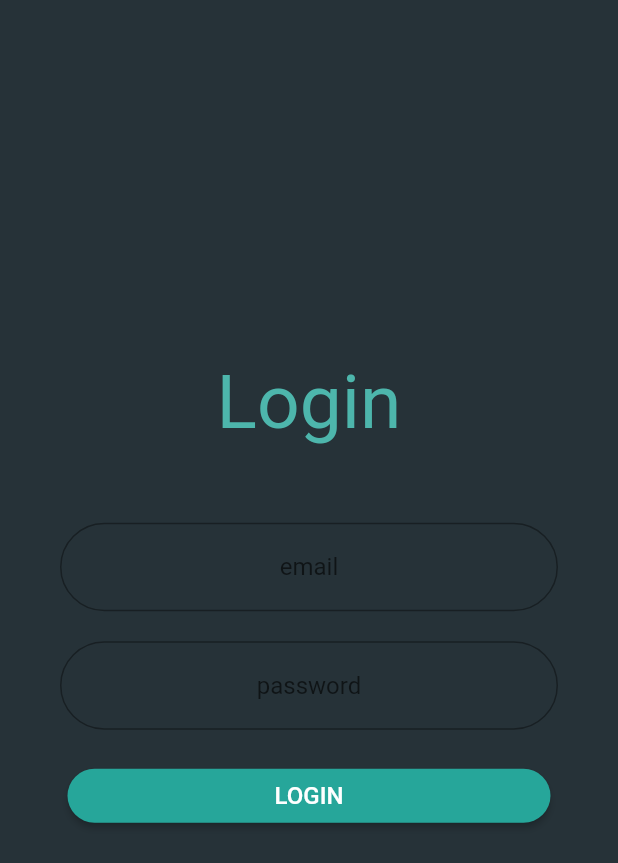
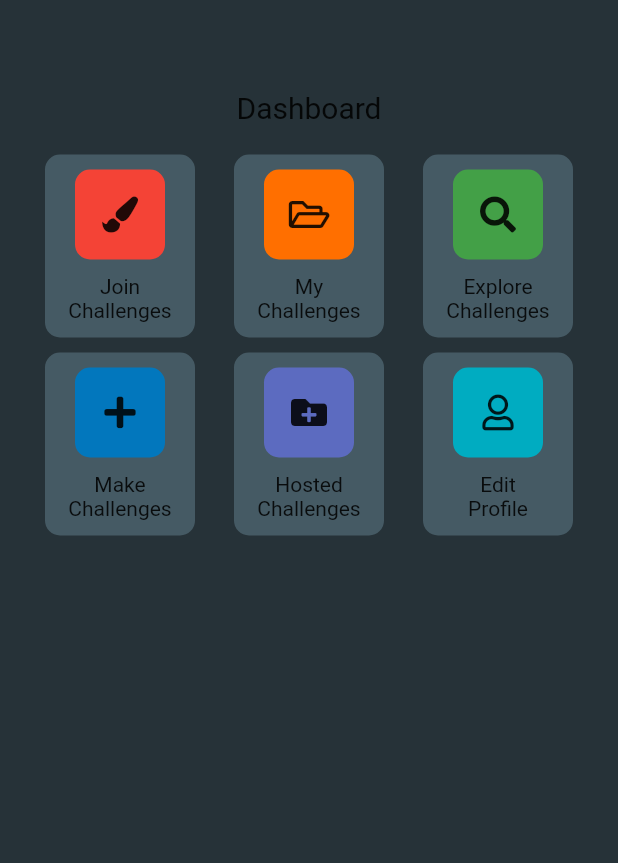
Before and after one commit to chrnicle7/flutter-art_comp, a Flutter app: the screen it shows after launch, on a phone screen of 412 x 824 dp. Shown: the top 863 px of the screen. Run offline on Flutter 3.47's test engine with Material 2 defaults, Android fonts, the phone set to English and light mode, and no system bars; our stand-ins replace font_awesome_flutter.

Commit message:
update 50% dashboard

```diff
--- /dev/null
+++ b/lib/dashboard_page.dart
@@ -0,0 +1,204 @@
+import 'package:flutter/material.dart';
+import 'package:font_awesome_flutter/font_awesome_flutter.dart';
+
+class DashboardPage extends StatefulWidget {
+  DashboardPage({Key key}) : super(key: key);
+
+  @override
+  _DashboardPageState createState() => _DashboardPageState();
+}
+
+class _DashboardPageState extends State<DashboardPage> {
+  @override
+  Widget build(BuildContext context) {
+    return Container(
+      child: Scaffold(
+        backgroundColor: Colors.blueGrey[900],
+        body: Container(
+          padding: EdgeInsets.fromLTRB(30, 60, 30, 20),
+          child: Column(
+            mainAxisAlignment: MainAxisAlignment.start,
+            children: <Widget>[
+              Container(
+                  padding: EdgeInsets.only(bottom: 20),
+                  child: Text(
+                    'Dashboard',
+                    style: TextStyle(fontSize: 20),
+                  )),
+              Container(
+                padding: EdgeInsets.only(bottom: 10),
+                child: Row(
+                  mainAxisAlignment: MainAxisAlignment.spaceBetween,
+                  children: <Widget>[
+                    Container(
+                        width: 100,
+                        padding: EdgeInsets.all(10),
+                        decoration: BoxDecoration(
+                          borderRadius: BorderRadius.circular(10),
+                          color: Colors.blueGrey[700],
+                        ),
+                        child: Column(
+                          children: <Widget>[
+                            Container(
+                              margin: const EdgeInsets.fromLTRB(0, 0, 0, 10),
+                              height: 60,
+                              width: 60,
+                              decoration: BoxDecoration(
+                                borderRadius: BorderRadius.circular(10),
+                                color: Colors.red,
+                              ),
+                              child: IconButton(
+                                onPressed: () => {print("zz")},
+                                icon: FaIcon(FontAwesomeIcons.paintBrush),
+                              ),
+                            ),
+                            Text('Join\nChallenges',
+                                textAlign: TextAlign.center)
+                          ],
+                        )),
+                    Container(
+                        width: 100,
+                        padding: EdgeInsets.all(10),
+                        decoration: BoxDecoration(
+                          borderRadius: BorderRadius.circular(10),
+                          color: Colors.blueGrey[700],
+                        ),
+                        child: Column(
+                          children: <Widget>[
+                            Container(
+                              margin: const EdgeInsets.fromLTRB(0, 0, 0, 10),
+                              height: 60,
+                              width: 60,
+                              decoration: BoxDecoration(
+                                borderRadius: BorderRadius.circular(10),
+                                color: Colors.amber[900],
+                              ),
+                              child: IconButton(
+                                onPressed: () => {print("zz")},
+                                icon: FaIcon(FontAwesomeIcons.folderOpen),
+                              ),
+                            ),
+                            Text('My\nChallenges', textAlign: TextAlign.center)
+                          ],
+                        )),
+                    Container(
+                        width: 100,
+                        padding: EdgeInsets.all(10),
+                        decoration: BoxDecoration(
+                          borderRadius: BorderRadius.circular(10),
+                          color: Colors.blueGrey[700],
+                        ),
+                        child: Column(
+                          children: <Widget>[
+                            Container(
+                              margin: const EdgeInsets.fromLTRB(0, 0, 0, 10),
+                              height: 60,
+                              width: 60,
+                              decoration: BoxDecoration(
+                                borderRadius: BorderRadius.circular(10),
+                                color: Colors.green[600],
+                              ),
+                              child: IconButton(
+                                onPressed: () => {print("zz")},
+                                icon: FaIcon(FontAwesomeIcons.search),
+                              ),
+                            ),
+                            Text('Explore\nChallenges',
+                                textAlign: TextAlign.center)
+                          ],
+                        )),
+                  ],
+                ),
+              ),
+              Container(
+                padding: EdgeInsets.only(bottom: 10),
+                child: Row(
+                  mainAxisAlignment: MainAxisAlignment.spaceBetween,
+                  children: <Widget>[
+                    Container(
+                        width: 100,
+                        padding: EdgeInsets.all(10),
+                        decoration: BoxDecoration(
+                          borderRadius: BorderRadius.circular(10),
+                          color: Colors.blueGrey[700],
+                        ),
+                        child: Column(
+                          children: <Widget>[
+                            Container(
+                              margin: const EdgeInsets.fromLTRB(0, 0, 0, 10),
+                              height: 60,
+                              width: 60,
+                              decoration: BoxDecoration(
+                                borderRadius: BorderRadius.circular(10),
+                                color: Colors.lightBlue[800],
+                              ),
+                              child: IconButton(
+                                onPressed: () => {print("zz")},
+                                icon: FaIcon(FontAwesomeIcons.plus),
+                              ),
+                            ),
+                            Text('Make\nChallenges',
+                                textAlign: TextAlign.center)
+                          ],
+                        )),
+                    Container(
+                        width: 100,
+                        padding: EdgeInsets.all(10),
+                        decoration: BoxDecoration(
+                          borderRadius: BorderRadius.circular(10),
+                          color: Colors.blueGrey[700],
+                        ),
+                        child: Column(
+                          children: <Widget>[
+                            Container(
+                              margin: const EdgeInsets.fromLTRB(0, 0, 0, 10),
+                              height: 60,
+                              width: 60,
+                              decoration: BoxDecoration(
+                                borderRadius: BorderRadius.circular(10),
+                                color: Colors.indigo[400],
+                              ),
+                              child: IconButton(
+                                onPressed: () => {print("zz")},
+                                icon: FaIcon(FontAwesomeIcons.folderPlus),
+                              ),
+                            ),
+                            Text('Hosted\nChallenges',
+                                textAlign: TextAlign.center)
+                          ],
+                        )),
+                    Container(
+                        width: 100,
+                        padding: EdgeInsets.all(10),
+                        decoration: BoxDecoration(
+                          borderRadius: BorderRadius.circular(10),
+                          color: Colors.blueGrey[700],
+                        ),
+                        child: Column(
+                          children: <Widget>[
+                            Container(
+                              margin: const EdgeInsets.fromLTRB(0, 0, 0, 10),
+                              height: 60,
+                              width: 60,
+                              decoration: BoxDecoration(
+                                borderRadius: BorderRadius.circular(10),
+                                color: Colors.cyan[600],
+                              ),
+                              child: IconButton(
+                                onPressed: () => {print("zz")},
+                                icon: FaIcon(FontAwesomeIcons.user),
+                              ),
+                            ),
+                            Text('Edit\nProfile', textAlign: TextAlign.center)
+                          ],
+                        )),
+                  ],
+                ),
+              )
+            ],
+          ),
+        ),
+      ),
+    );
+  }
+}
--- a/lib/main.dart
+++ b/lib/main.dart
@@ -1,3 +1,4 @@
+import 'package:art_comp/dashboard_page.dart';
 import 'package:art_comp/login_page.dart';
 import 'package:art_comp/register_page.dart';
 import 'package:flutter/material.dart';
@@ -27,7 +28,7 @@ class MyApp extends StatelessWidget {
           scaffoldBackgroundColor: const Color(0xFFEFEFEF)),
       darkTheme: ThemeData(brightness: Brightness.dark),
       debugShowCheckedModeBanner: false,
-      home: LoginPage(),
+      home: DashboardPage(),
     );
   }
 }
--- a/pubspec.yaml
+++ b/pubspec.yaml
@@ -23,6 +23,7 @@ environment:
 dependencies:
   flutter:
     sdk: flutter
+  font_awesome_flutter: 9.0.0
 
 
   # The following adds the Cupertino Icons font to your application.
```
Also changed, not shown: pubspec.lock.
